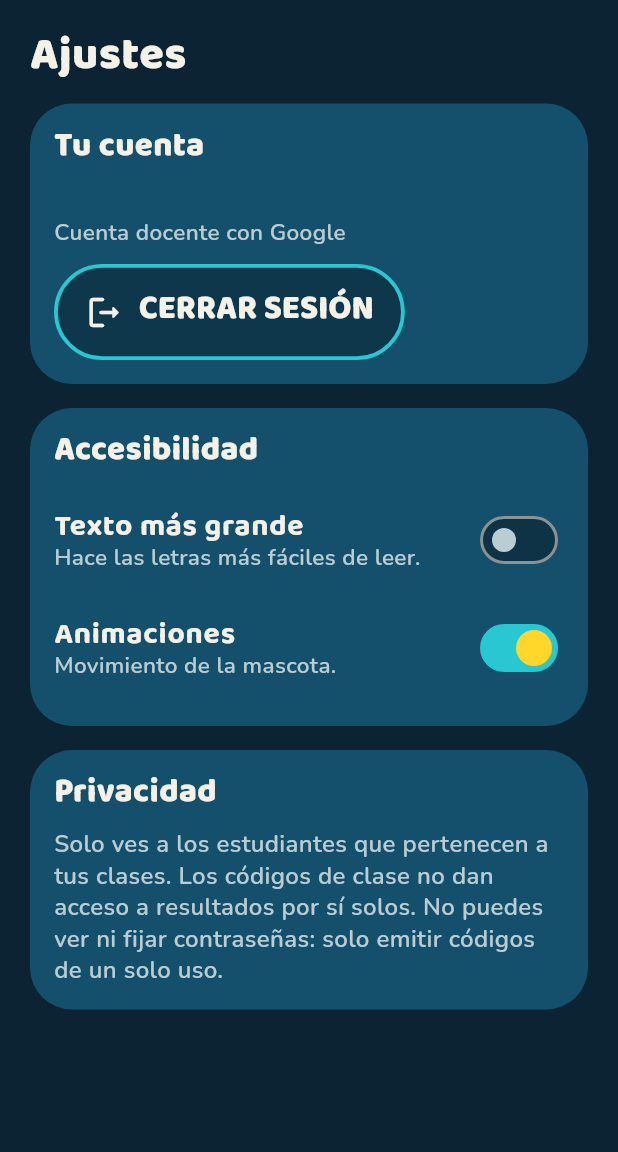
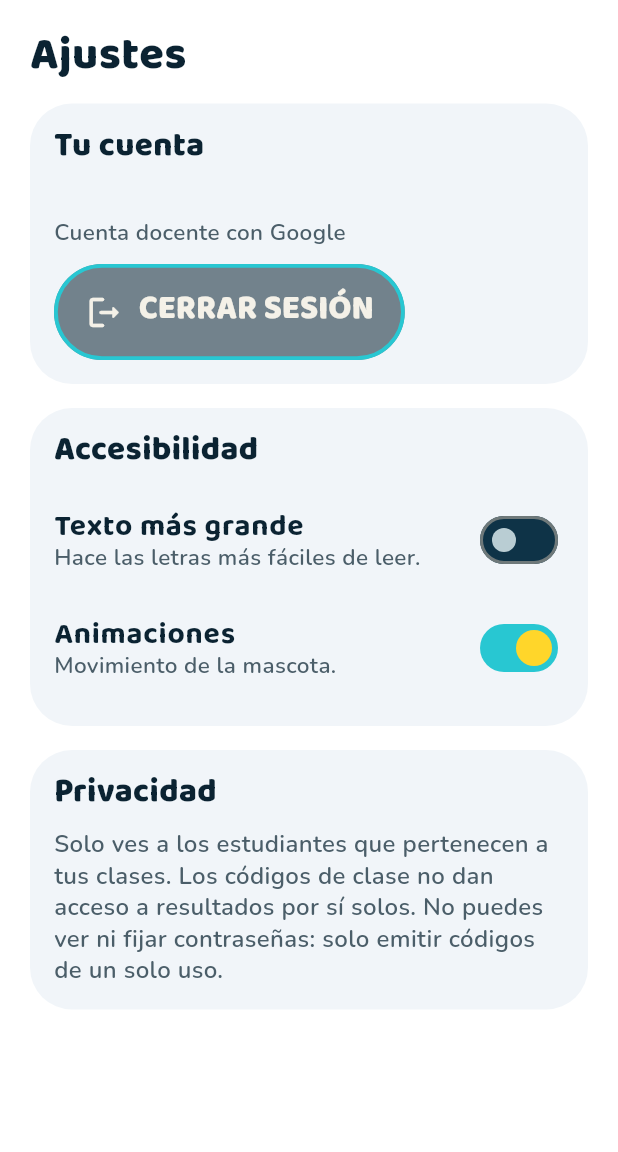
Before and after one commit to ffernandoVidal/Genios-app-educativa-, a Flutter app: the AjustesDocentePantalla screen opened by its route, on a phone screen of 412 x 824 dp, the part 84-1236 px from its top. Run offline on Flutter 3.47's test engine with Material 3 defaults, Android fonts, the phone set to English and light mode, and no system bars; our stand-ins replace equatable, flutter_bloc, go_router, web; missing offline and left inert: dart:js_interop, dart:ui_web.

Commit message:
Ajustes visuales del centro docente
Co-authored-by: Copilot <223556219+Copilot@users.noreply.github.com>

```diff
--- a/frontend/lib/features/docente/presentacion/ajustes_docente_pantalla.dart
+++ b/frontend/lib/features/docente/presentacion/ajustes_docente_pantalla.dart
@@ -1,3 +1,5 @@
+import 'colores_docente.dart';
+
 import 'package:flutter/material.dart';
 import 'package:flutter_bloc/flutter_bloc.dart';
 import 'package:go_router/go_router.dart';
@@ -5,9 +7,7 @@ import 'package:go_router/go_router.dart';
 import '../../../core/ajustes/ajustes_app.dart';
 import '../../../core/sesion/sesion_app.dart';
 import '../../../diseno/componentes/botones_juego.dart';
-import '../../../diseno/tokens/colores.dart';
 import '../../../diseno/tokens/medidas.dart';
-import '../../../diseno/tokens/tipografia.dart';
 import '../../acceso/presentacion/acceso_cubit.dart';
 import 'componentes/componentes_docente.dart';
 
@@ -23,17 +23,20 @@ class AjustesDocentePantalla extends StatelessWidget {
       child: Column(
         crossAxisAlignment: CrossAxisAlignment.stretch,
         children: [
-          Text('Ajustes', style: Tipografia.titulo(30, peso: 800)),
+          Text('Ajustes', style: TipografiaDocente.titulo(30, peso: 800)),
           const SizedBox(height: Espaciado.l),
           Bloque(
             titulo: 'Tu cuenta',
             hijo: Column(
               crossAxisAlignment: CrossAxisAlignment.start,
               children: [
-                Text(nombre, style: Tipografia.titulo(22, peso: 700)),
+                Text(nombre, style: TipografiaDocente.titulo(22, peso: 700)),
                 Text(
                   'Cuenta docente con Google',
-                  style: Tipografia.texto(15, color: ColoresGenios.textoSuave),
+                  style: TipografiaDocente.texto(
+                    15,
+                    color: ColoresDocente.textoSuave,
+                  ),
                 ),
                 const SizedBox(height: Espaciado.m),
                 BotonSecundarioJuego(
@@ -58,13 +61,13 @@ class AjustesDocentePantalla extends StatelessWidget {
                     contentPadding: EdgeInsets.zero,
                     title: Text(
                       'Texto más grande',
-                      style: Tipografia.titulo(20, peso: 700),
+                      style: TipografiaDocente.titulo(20, peso: 700),
                     ),
                     subtitle: Text(
                       'Hace las letras más fáciles de leer.',
-                      style: Tipografia.texto(
+                      style: TipografiaDocente.texto(
                         15,
-                        color: ColoresGenios.textoSuave,
+                        color: ColoresDocente.textoSuave,
                       ),
                     ),
                     value: ajustes.textoGrande,
@@ -74,13 +77,13 @@ class AjustesDocentePantalla extends StatelessWidget {
                     contentPadding: EdgeInsets.zero,
                     title: Text(
                       'Animaciones',
-                      style: Tipografia.titulo(20, peso: 700),
+                      style: TipografiaDocente.titulo(20, peso: 700),
                     ),
                     subtitle: Text(
                       'Movimiento de la mascota.',
-                      style: Tipografia.texto(
+                      style: TipografiaDocente.texto(
                         15,
-                        color: ColoresGenios.textoSuave,
+                        color: ColoresDocente.textoSuave,
                       ),
                     ),
                     value: ajustes.animaciones,
@@ -95,7 +98,10 @@ class AjustesDocentePantalla extends StatelessWidget {
             titulo: 'Privacidad',
             hijo: Text(
               'Solo ves a los estudiantes que pertenecen a tus clases. Los códigos de clase no dan acceso a resultados por sí solos. No puedes ver ni fijar contraseñas: solo emitir códigos de un solo uso.',
-              style: Tipografia.texto(16, color: ColoresGenios.textoSuave),
+              style: TipografiaDocente.texto(
+                16,
+                color: ColoresDocente.textoSuave,
+              ),
             ),
           ),
         ],
--- /dev/null
+++ b/frontend/lib/features/docente/presentacion/colores_docente.dart
@@ -0,0 +1,72 @@
+import 'package:flutter/material.dart';
+
+import '../../../diseno/tokens/colores.dart';
+import '../../../diseno/tokens/tipografia.dart';
+
+/// Colores del contenido del panel docente: fondo blanco y texto oscuro. El menú lateral conserva la paleta de GENIOS.
+class ColoresDocente {
+  const ColoresDocente._();
+
+  static const Color fondo = Color(0xFFFFFFFF);
+  static const Color superficie = Color(0xFFF1F5F9);
+  static const Color pista = Color(0xFFE2E8F0);
+  static const Color borde = Color(0xFFCBD5E1);
+  static const Color texto = Color(0xFF0B2332);
+  static const Color textoSuave = Color(0xFF4B5E69);
+  static const Color acento = Color(0xFF0E7C86);
+  static const Color destacado = Color(0xFFB45309);
+  static const Color exito = Color(0xFF2F7D32);
+  static const Color error = Color(0xFFC62828);
+  static const Color menu = ColoresGenios.azulPetroleo;
+}
+
+/// Misma tipografía de GENIOS con color oscuro por defecto, para el fondo blanco del panel docente.
+class TipografiaDocente {
+  const TipografiaDocente._();
+
+  static TextStyle titulo(
+    double tamano, {
+    double peso = 700,
+    Color color = ColoresDocente.texto,
+  }) => Tipografia.titulo(tamano, peso: peso, color: color);
+
+  static TextStyle texto(
+    double tamano, {
+    double peso = 600,
+    Color color = ColoresDocente.texto,
+  }) => Tipografia.texto(tamano, peso: peso, color: color);
+}
+
+/// Tema claro para el contenido del panel (iconos, campos, selectores y chips en oscuro sobre blanco).
+ThemeData temaContenidoDocente(ThemeData base) {
+  final esquema = ColorScheme.fromSeed(
+    seedColor: ColoresDocente.acento,
+    brightness: Brightness.light,
+  ).copyWith(surface: ColoresDocente.fondo, onSurface: ColoresDocente.texto);
+  return base.copyWith(
+    brightness: Brightness.light,
+    colorScheme: esquema,
+    scaffoldBackgroundColor: ColoresDocente.fondo,
+    canvasColor: ColoresDocente.fondo,
+    iconTheme: const IconThemeData(color: ColoresDocente.texto),
+    textTheme: base.textTheme.apply(
+      bodyColor: ColoresDocente.texto,
+      displayColor: ColoresDocente.texto,
+    ),
+    inputDecorationTheme: InputDecorationTheme(
+      filled: true,
+      fillColor: ColoresDocente.fondo,
+      labelStyle: const TextStyle(color: ColoresDocente.textoSuave),
+      hintStyle: const TextStyle(color: ColoresDocente.textoSuave),
+      border: OutlineInputBorder(
+        borderRadius: BorderRadius.circular(12),
+        borderSide: const BorderSide(color: ColoresDocente.borde),
+      ),
+      enabledBorder: OutlineInputBorder(
+        borderRadius: BorderRadius.circular(12),
+        borderSide: const BorderSide(color: ColoresDocente.borde),
+      ),
+    ),
+    dividerColor: ColoresDocente.borde,
+  );
+}
--- a/frontend/lib/features/docente/presentacion/marco_docente.dart
+++ b/frontend/lib/features/docente/presentacion/marco_docente.dart
@@ -7,6 +7,7 @@ import '../../../diseno/tokens/colores.dart';
 import '../../../diseno/tokens/medidas.dart';
 import '../../../diseno/tokens/tipografia.dart';
 import '../dominio/repositorio_docente.dart';
+import 'colores_docente.dart';
 import 'cubits_docente.dart';
 
 class _Seccion {
@@ -74,7 +75,11 @@ class _Cuerpo extends StatelessWidget {
     final ancho = MediaQuery.sizeOf(context).width;
     final activa = seccionActiva(ubicacion);
     final esMovil = ancho < PuntosDeQuiebre.tableta;
-    final contenido = Align(
+    final contenido = Theme(
+      data: temaContenidoDocente(Theme.of(context)),
+      child: Material(
+        color: ColoresDocente.fondo,
+        child: Align(
           alignment: Alignment.topCenter,
           child: ConstrainedBox(
             constraints: const BoxConstraints(maxWidth: 1100),
@@ -83,10 +88,12 @@ class _Cuerpo extends StatelessWidget {
               child: hijo,
             ),
           ),
+        ),
+      ),
     );
 
     return Scaffold(
-      backgroundColor: ColoresGenios.espacioProfundo,
+      backgroundColor: ColoresDocente.fondo,
       appBar: AppBar(
         backgroundColor: ColoresGenios.azulPetroleo,
         title: Row(
```
Also changed, not shown: frontend/lib/diseno/componentes/vistas_estado.dart (+16 -4 lines), frontend/lib/features/docente/presentacion/alumnos_docente_pantalla.dart (+5 -5 lines), frontend/lib/features/docente/presentacion/clases_docente_pantalla.dart (+48 -28 lines), frontend/lib/features/docente/presentacion/componentes/componentes_docente.dart (+33 -26 lines), frontend/lib/features/docente/presentacion/componentes/fila_estudiante.dart (+11 -11 lines), frontend/lib/features/docente/presentacion/crear_alumno_pantalla.dart (+24 -18 lines), frontend/lib/features/docente/presentacion/estadisticas_docente_pantalla.dart (+41 -28 lines), frontend/lib/features/docente/presentacion/ficha_estudiante_pantalla.dart (+56 -34 lines), frontend/lib/features/docente/presentacion/inicio_docente_pantalla.dart (+11 -7 lines). Lines whose indentation alone changed are shown as unchanged.
